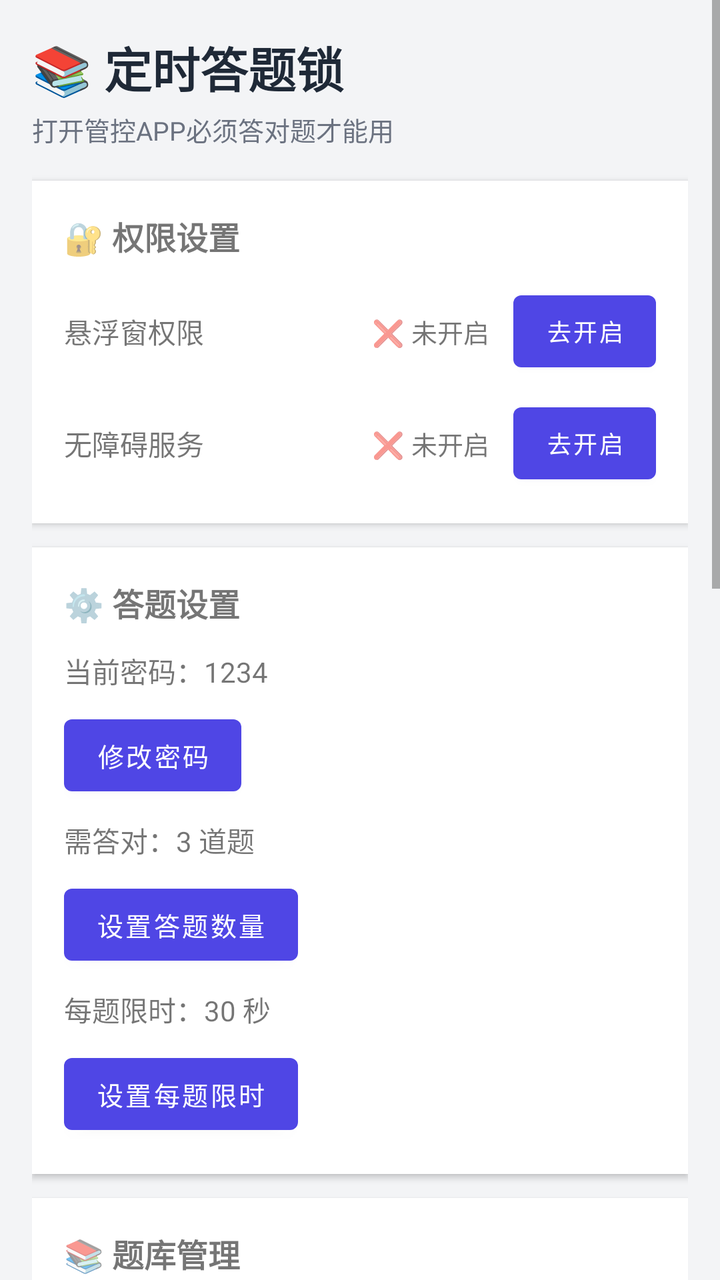
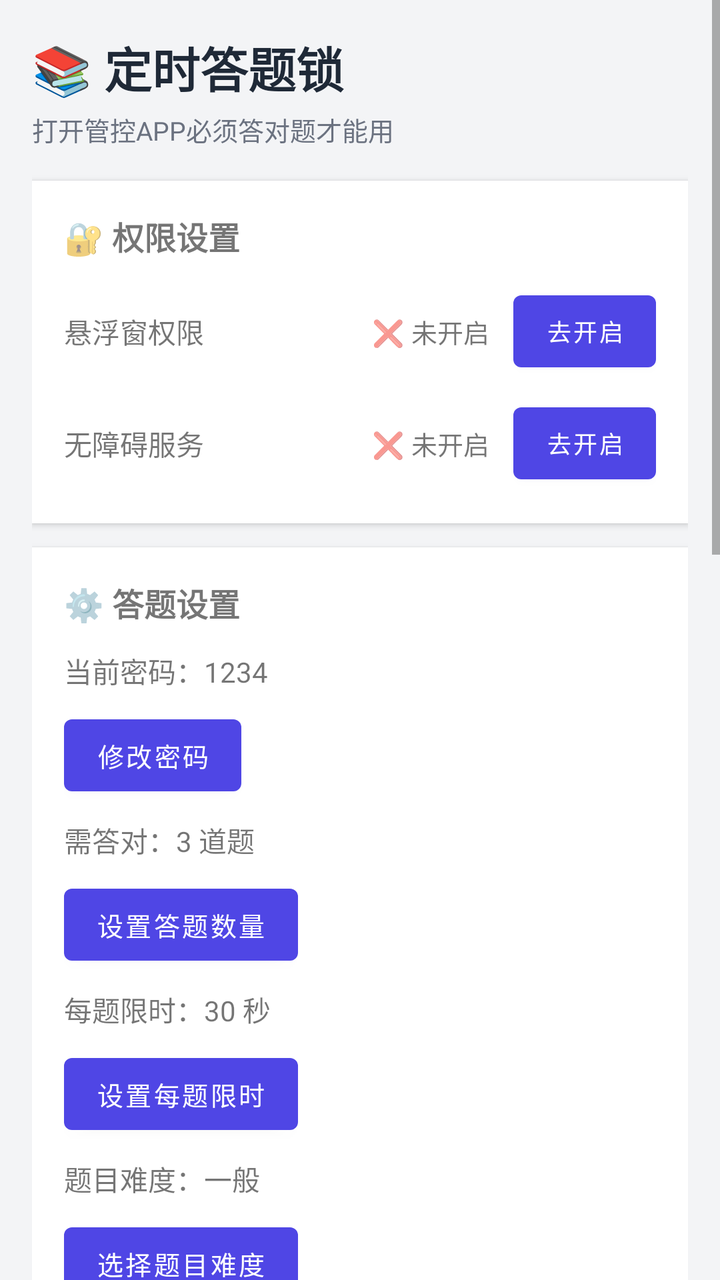

Before-and-after screenshots of an Android layout around one commit, followed by the original layout XML and the change that was made.
<!-- AndroidManifest.xml: application theme Theme.TimuDaTi -->
<!-- res/layout/activity_main.xml -->
<?xml version="1.0" encoding="utf-8"?>
<ScrollView xmlns:android="http://schemas.android.com/apk/res/android"
    android:layout_width="match_parent"
    android:layout_height="match_parent"
    android:background="#F3F4F6">

    <LinearLayout
        android:layout_width="match_parent"
        android:layout_height="wrap_content"
        android:orientation="vertical"
        android:padding="16dp">

        <TextView
            android:layout_width="wrap_content"
            android:layout_height="wrap_content"
            android:text="📚 定时答题锁"
            android:textSize="24sp"
            android:textStyle="bold"
            android:textColor="#1F2937"
            android:paddingBottom="4dp"/>

        <TextView
            android:layout_width="wrap_content"
            android:layout_height="wrap_content"
            android:text="打开管控APP必须答对题才能用"
            android:textSize="13sp"
            android:textColor="#6B7280"
            android:paddingBottom="16dp"/>

        
        <LinearLayout
            android:layout_width="match_parent"
            android:layout_height="wrap_content"
            android:orientation="vertical"
            android:background="#FFFFFF"
            android:padding="16dp"
            android:layout_marginBottom="12dp"
            android:elevation="2dp">

            <TextView
                android:layout_width="wrap_content"
                android:layout_height="wrap_content"
                android:text="🔐 权限设置"
                android:textSize="16sp"
                android:textStyle="bold"
                android:paddingBottom="12dp"/>

            <LinearLayout
                android:layout_width="match_parent"
                android:layout_height="wrap_content"
                android:orientation="horizontal"
                android:gravity="center_vertical"
                android:paddingBottom="8dp">

                <TextView
                    android:layout_width="0dp"
                    android:layout_height="wrap_content"
                    android:layout_weight="1"
                    android:text="悬浮窗权限"
                    android:textSize="14sp"/>

                <TextView
                    android:id="@+id/tvOverlayStatus"
                    android:layout_width="wrap_content"
                    android:layout_height="wrap_content"
                    android:text="❌ 未开启"
                    android:textSize="13sp"
                    android:paddingEnd="12dp"/>

                <Button
                    android:id="@+id/btnOverlayPerm"
                    android:layout_width="wrap_content"
                    android:layout_height="wrap_content"
                    android:text="去开启"
                    android:textSize="12sp"
                    android:minWidth="60dp"/>
            </LinearLayout>

            <LinearLayout
                android:layout_width="match_parent"
                android:layout_height="wrap_content"
                android:orientation="horizontal"
                android:gravity="center_vertical">

                <TextView
                    android:layout_width="0dp"
                    android:layout_height="wrap_content"
                    android:layout_weight="1"
                    android:text="无障碍服务"
                    android:textSize="14sp"/>

                <TextView
                    android:id="@+id/tvA11yStatus"
                    android:layout_width="wrap_content"
                    android:layout_height="wrap_content"
                    android:text="❌ 未开启"
                    android:textSize="13sp"
                    android:paddingEnd="12dp"/>

                <Button
                    android:id="@+id/btnA11yPerm"
                    android:layout_width="wrap_content"
                    android:layout_height="wrap_content"
                    android:text="去开启"
                    android:textSize="12sp"
                    android:minWidth="60dp"/>
            </LinearLayout>
        </LinearLayout>

        
        <LinearLayout
            android:layout_width="match_parent"
            android:layout_height="wrap_content"
            android:orientation="vertical"
            android:background="#FFFFFF"
            android:padding="16dp"
            android:layout_marginBottom="12dp"
            android:elevation="2dp">

            <TextView
                android:layout_width="wrap_content"
                android:layout_height="wrap_content"
                android:text="⚙️ 答题设置"
                android:textSize="16sp"
                android:textStyle="bold"
                android:paddingBottom="12dp"/>

            <TextView
                android:id="@+id/tvPin"
                android:layout_width="wrap_content"
                android:layout_height="wrap_content"
                android:text="当前密码：1234"
                android:textSize="14sp"
                android:paddingBottom="8dp"/>

            <Button
                android:id="@+id/btnSetPin"
                android:layout_width="wrap_content"
                android:layout_height="wrap_content"
                android:text="修改密码"
                android:textSize="13sp"
                android:layout_marginBottom="8dp"/>

            <TextView
                android:id="@+id/tvCount"
                android:layout_width="wrap_content"
                android:layout_height="wrap_content"
                android:text="需答对：3 道题"
                android:textSize="14sp"
                android:paddingBottom="8dp"/>

            <Button
                android:id="@+id/btnSetCount"
                android:layout_width="wrap_content"
                android:layout_height="wrap_content"
                android:text="设置答题数量"
                android:textSize="13sp"
                android:layout_marginBottom="8dp"/>

            <TextView
                android:id="@+id/tvTime"
                android:layout_width="wrap_content"
                android:layout_height="wrap_content"
                android:text="每题限时：30 秒"
                android:textSize="14sp"
                android:paddingBottom="8dp"/>

            <Button
                android:id="@+id/btnSetTime"
                android:layout_width="wrap_content"
                android:layout_height="wrap_content"
                android:text="设置每题限时"
                android:textSize="13sp"/>
        </LinearLayout>

        
        <LinearLayout
            android:layout_width="match_parent"
            android:layout_height="wrap_content"
            android:orientation="vertical"
            android:background="#FFFFFF"
            android:padding="16dp"
            android:layout_marginBottom="12dp"
            android:elevation="2dp">

            <TextView
                android:layout_width="wrap_content"
                android:layout_height="wrap_content"
                android:text="📚 题库管理"
                android:textSize="16sp"
                android:textStyle="bold"
                android:paddingBottom="12dp"/>

            <TextView
                android:id="@+id/tvQCount"
                android:layout_width="wrap_content"
                android:layout_height="wrap_content"
                android:text="用户题库：0 题"
                android:textSize="13sp"
                android:textColor="#6B7280"
                android:paddingBottom="10dp"/>

            <LinearLayout
                android:layout_width="match_parent"
                android:layout_height="wrap_content"
                android:orientation="horizontal"
                android:layout_marginBottom="8dp">

                <Button
                    android:id="@+id/btnUploadQ"
                    android:layout_width="0dp"
                    android:layout_height="wrap_content"
                    android:layout_weight="1"
                    android:text="上传题库"
                    android:textSize="13sp"
                    android:layout_marginEnd="6dp"/>

                <Button
                    android:id="@+id/btnDownloadTpl"
                    android:layout_width="0dp"
                    android:layout_height="wrap_content"
                    android:layout_weight="1"
                    android:text="模板格式"
                    android:textSize="13sp"
                    android:layout_marginEnd="6dp"/>

                <Button
                    android:id="@+id/btnClearQ"
                    android:layout_width="0dp"
                    android:layout_height="wrap_content"
                    android:layout_weight="1"
                    android:text="清空"
                    android:textSize="13sp"/>
            </LinearLayout>
        </LinearLayout>

        
        <Button
            android:id="@+id/btnTestQuiz"
            android:layout_width="match_parent"
            android:layout_height="wrap_content"
            android:text="🧪 测试答题界面（点我看效果）"
            android:textSize="14sp"
            android:background="#4F46E5"
            android:textColor="#FFFFFF"
            android:layout_marginBottom="12dp"/>

        
        <LinearLayout
            android:layout_width="match_parent"
            android:layout_height="wrap_content"
            android:orientation="vertical"
            android:background="#FFFFFF"
            android:padding="16dp"
            android:elevation="2dp">

            <LinearLayout
                android:layout_width="match_parent"
                android:layout_height="wrap_content"
                android:orientation="horizontal"
                android:gravity="center_vertical"
                android:paddingBottom="12dp">

                <TextView
                    android:layout_width="0dp"
                    android:layout_height="wrap_content"
                    android:layout_weight="1"
                    android:text="📱 管控应用"
                    android:textSize="16sp"
                    android:textStyle="bold"/>

                <Button
                    android:id="@+id/btnAllMonitored"
                    android:layout_width="wrap_content"
                    android:layout_height="wrap_content"
                    android:text="全部管控"
                    android:textSize="12sp"
                    android:layout_marginEnd="8dp"/>

                <Button
                    android:id="@+id/btnAddApp"
                    android:layout_width="wrap_content"
                    android:layout_height="wrap_content"
                    android:text="+ 添加"
                    android:textSize="13sp"/>
            </LinearLayout>

            <TextView
                android:id="@+id/tvMonitoredCount"
                android:layout_width="wrap_content"
                android:layout_height="wrap_content"
                android:text="已管控 0 个应用"
                android:textSize="13sp"
                android:textColor="#6B7280"
                android:paddingBottom="8dp"/>

            <androidx.recyclerview.widget.RecyclerView
                android:id="@+id/recyclerApps"
                android:layout_width="match_parent"
                android:layout_height="300dp"/>
        </LinearLayout>

        <TextView
            android:layout_width="wrap_content"
            android:layout_height="wrap_content"
            android:text="\n使用说明：开启两项权限后，添加要管控的APP。打开被管控APP时会弹出答题界面，答对设定数量的题才能继续使用。\n\n内置题库：数学、物理、化学、英语、地理、历史、政治、中华五千年"
            android:textSize="12sp"
            android:textColor="#6B7280"
            android:padding="8dp"/>

    </LinearLayout>
</ScrollView>
<!-- resources referenced by this layout -->
<resources>
  <style name="Theme.TimuDaTi" parent="Theme.MaterialComponents.Light.NoActionBar">
          <item name="colorPrimary">@color/primary</item>
          <item name="colorPrimaryDark">@color/primary</item>
          <item name="android:statusBarColor">@color/primary</item>
      </style>
  <color name="primary">#4F46E5</color>
</resources>

<!-- the commit's change to res/layout/activity_main.xml (unified diff, before → after) -->
@@ -170,6 +170,22 @@
                 android:layout_width="wrap_content"
                 android:layout_height="wrap_content"
                 android:text="设置每题限时"
+                android:textSize="13sp"
+                android:layout_marginBottom="8dp"/>
+
+            <TextView
+                android:id="@+id/tvDifficulty"
+                android:layout_width="wrap_content"
+                android:layout_height="wrap_content"
+                android:text="题目难度：一般"
+                android:textSize="14sp"
+                android:paddingBottom="8dp"/>
+
+            <Button
+                android:id="@+id/btnSetDifficulty"
+                android:layout_width="wrap_content"
+                android:layout_height="wrap_content"
+                android:text="选择题目难度"
                 android:textSize="13sp"/>
         </LinearLayout>
 
